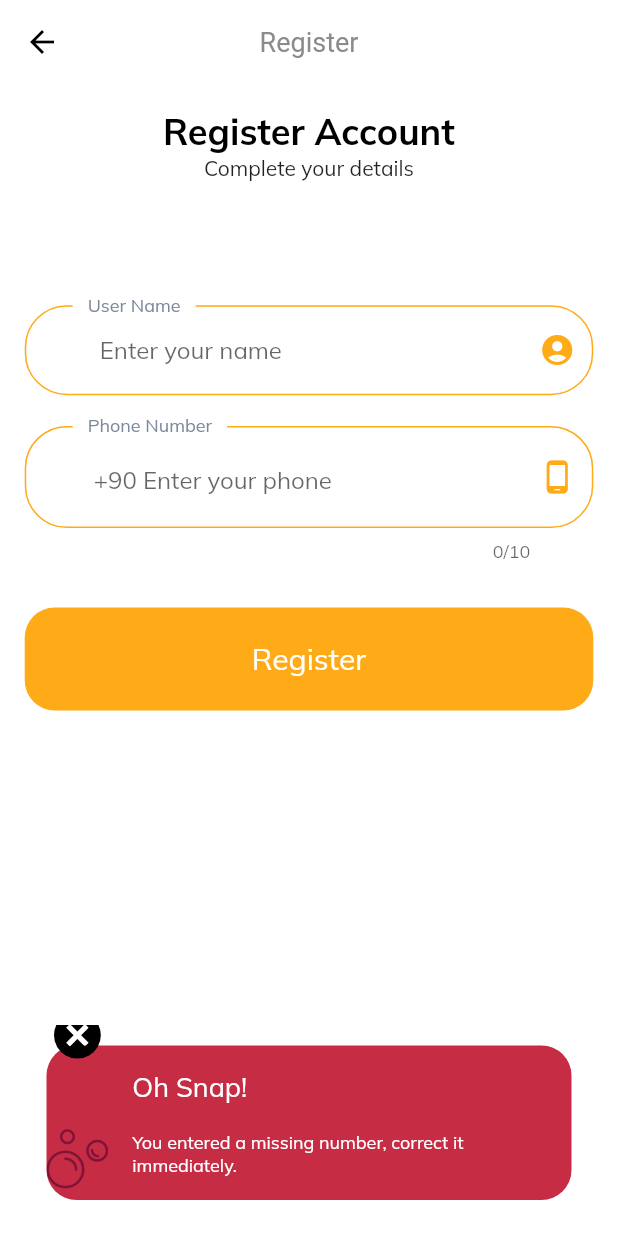
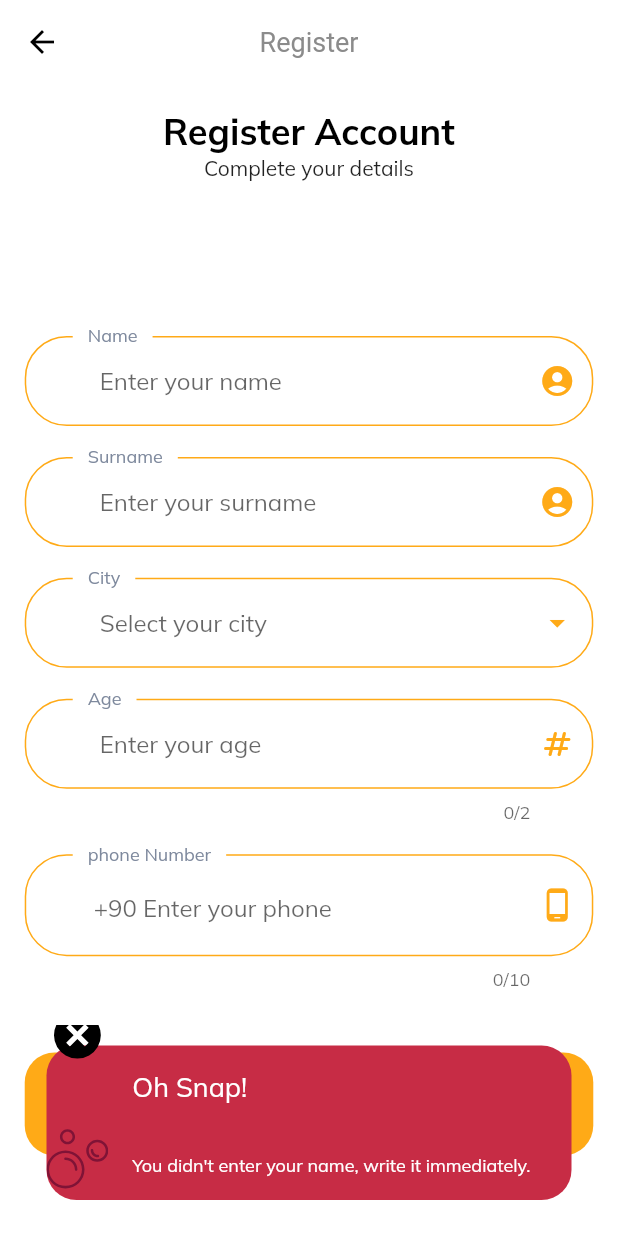
Before and after one commit to emrecanoner/LeaveNoneAlone, a Flutter app: the Register screen opened directly, after a tap on "Register", on a phone screen of 412 x 824 dp. Run offline on Flutter 3.47's test engine with Material 2 defaults, Android fonts, the phone set to English and light mode, and no system bars; drawn by our look-alikes of dropdown_textfield; our stand-ins replace animate_do, animated_splash_screen, awesome_snackbar_content, firebase_auth, firebase_core, firebase_database and 9 more; missing offline and left inert: dart:ffi, grock; accounts and stored records are empty.

Commit message:
Register page updated

```diff
--- a/lib/screens/database/insert.dart
+++ b/lib/screens/database/insert.dart
@@ -4,6 +4,7 @@ import 'package:lna/screens/sign_in/components/body.dart';
 import 'package:lna/screens/splash/components/default_button.dart';
 import 'package:lna/utils/constant.dart';
 import 'package:lna/components/custom_snackbar.dart';
+import 'package:dropdown_textfield/dropdown_textfield.dart';
 
 class Register extends StatefulWidget {
   const Register({Key? key}) : super(key: key);
@@ -13,29 +14,22 @@ class Register extends StatefulWidget {
 }
 
 class _RegisterState extends State<Register> {
-  final username = TextEditingController();
-  final phoneN = TextEditingController();
-
-  late DatabaseReference dbRef;
-
-  @override
-  void initState() {
-    super.initState();
-    dbRef = FirebaseDatabase.instance.ref().child('Users');
-  }
-
   @override
   Widget build(BuildContext context) {
     return Scaffold(
       appBar: AppBar(
         title: Text('Register'),
       ),
-      body: Center(
+      body: SafeArea(
+        child: SizedBox(
+          width: double.infinity,
           child: Padding(
             padding: EdgeInsets.symmetric(horizontal: gWidth / 25),
             child: Column(
               children: [
-              SizedBox(height: gHeight / 50),
+                SizedBox(
+                  height: gHeight / 50,
+                ),
                 Text(
                   'Register Account',
                   style: TextStyle(
@@ -43,59 +37,135 @@ class _RegisterState extends State<Register> {
                     fontSize: 24,
                     fontWeight: FontWeight.bold,
                   ),
-                textAlign: TextAlign.center,
                 ),
-              SizedBox(height: gHeight / 1500),
+                SizedBox(
+                  height: gHeight / 1500,
+                ),
                 Text(
                   "Complete your details",
                   textAlign: TextAlign.center,
                 ),
-              SizedBox(height: gHeight / 10),
-              TextField(
-                controller: username,
-                keyboardType: TextInputType.text,
-                showCursor: false,
-                decoration: InputDecoration(
-                  prefix: Padding(
-                    padding: EdgeInsets.all(4),
+                SizedBox(
+                  height: gHeight / 10,
                 ),
-                  labelText: "User Name",
-                  labelStyle: TextStyle(color: iconColor),
-                  hintText: "Enter your name",
-                  floatingLabelBehavior: FloatingLabelBehavior.always,
-                  suffixIcon: Icon(
-                    Icons.account_circle,
-                    color: buttonColor,
+                SignUp(),
+              ],
             ),
           ),
         ),
+      ),
+    );
+  }
+}
+
+class SignUp extends StatefulWidget {
+  const SignUp({super.key});
+
+  @override
+  State<SignUp> createState() => _SignUpState();
+}
+
+class _SignUpState extends State<SignUp> {
+  final name = TextEditingController();
+  final surname = TextEditingController();
+  final age = TextEditingController();
+  late SingleValueDropDownController city;
+  final phoneN = TextEditingController();
+
+  String selectedCity = "";
+
+  late DatabaseReference dbRef;
+
+  @override
+  void initState() {
+    city = SingleValueDropDownController();
+    super.initState();
+    dbRef = FirebaseDatabase.instance.ref().child('Users');
+  }
+
+  void dispose() {
+    city.dispose();
+    super.dispose();
+  }
+
+  @override
+  Widget build(BuildContext context) {
+    return Form(
+      child: Expanded(
+        child: SingleChildScrollView(
+          child: Column(
+            mainAxisAlignment: MainAxisAlignment.spaceBetween,
+            children: [
               SizedBox(height: gHeight / 40),
-              TextField(
-                controller: phoneN,
-                maxLength: 10,
-                keyboardType: TextInputType.phone,
-                showCursor: false,
-                decoration: InputDecoration(
-                  prefix: Padding(
-                    padding: EdgeInsets.all(4),
-                    child: Text('+90'),
-                  ),
-                  labelText: "Phone Number",
-                  labelStyle: TextStyle(color: iconColor),
-                  hintText: "Enter your phone",
-                  floatingLabelBehavior: FloatingLabelBehavior.always,
-                  suffixIcon: Icon(
-                    Icons.phone_android,
-                    color: buttonColor,
-                  ),
-                ),
-              ),
-              const SizedBox(
-                height: 30,
-              ),
+              buildNameFormField(),
+              SizedBox(height: gHeight / 40),
+              buildSurnameFormField(),
+              SizedBox(height: gHeight / 40),
+              buildCityDropdown(),
+              SizedBox(height: gHeight / 40),
+              buildAgeFormField(),
+              SizedBox(height: gHeight / 40),
+              buildPhoneNumberFormField(),
+              SizedBox(height: gHeight / 20),
               DefaultButton(
                 press: () {
-                  if (phoneN.text.length < 10) {
+                  if (name.text.length == 0) {
+                    ScaffoldMessenger.of(context).showSnackBar(
+                      SnackBar(
+                        content: CustomSnackBarContent(
+                            errorMessage:
+                                "You didn't enter your name, write it immediately."),
+                        behavior: SnackBarBehavior.floating,
+                        backgroundColor: Colors.transparent,
+                        elevation: 0,
+                      ),
+                    );
+                  } else if (surname.text.length == 0) {
+                    ScaffoldMessenger.of(context).showSnackBar(
+                      SnackBar(
+                        content: CustomSnackBarContent(
+                            errorMessage:
+                                "You didn't enter your surname, write it immediately"),
+                        behavior: SnackBarBehavior.floating,
+                        backgroundColor: Colors.transparent,
+                        elevation: 0,
+                      ),
+                    );
+                  } else if (selectedCity.length == 0) {
+                    ScaffoldMessenger.of(context).showSnackBar(
+                      SnackBar(
+                        content: CustomSnackBarContent(
+                            errorMessage:
+                                "You didn't select your city, select it immediately"),
+                        behavior: SnackBarBehavior.floating,
+                        backgroundColor: Colors.transparent,
+                        elevation: 0,
+                      ),
+                    );
+                  } else if (age.text.length == 0) {
+                    ScaffoldMessenger.of(context).showSnackBar(
+                      SnackBar(
+                        content: CustomSnackBarContent(
+                            errorMessage:
+                                "You didn't enter your age, write it immediately"),
+                        behavior: SnackBarBehavior.floating,
+                        backgroundColor: Colors.transparent,
+                        elevation: 0,
+                      ),
+                    );
+                  } else if (phoneN.text.length == 0) {
+                    ScaffoldMessenger.of(context).showSnackBar(
+                      SnackBar(
+                        content: CustomSnackBarContent(
+                            errorMessage:
+                                "You didn't enter a number, write it immediately."),
+                        behavior: SnackBarBehavior.floating,
+                        backgroundColor: Colors.transparent,
+                        elevation: 0,
+                      ),
+                    );
+                  } else if (phoneN.text.length < 10 &&
+                      phoneN.text.length > 0) {
                     ScaffoldMessenger.of(context).showSnackBar(
                       SnackBar(
                         content: CustomSnackBarContent(
@@ -106,20 +176,13 @@ class _RegisterState extends State<Register> {
                         elevation: 0,
                       ),
                     );
-                  } else if (username.text.length == 0) {
-                    ScaffoldMessenger.of(context).showSnackBar(
-                      SnackBar(
-                        content: CustomSnackBarContent(
-                            errorMessage: 'Fill in username'),
-                        behavior: SnackBarBehavior.floating,
-                        backgroundColor: Colors.transparent,
-                        elevation: 0,
-                      ),
-                    );
                   } else {
                     Map<String, String> users = {
-                      'user_name': username.text,
+                      'name': name.text,
                       'phone_number': phoneN.text,
+                      'surname': surname.text,
+                      'city': selectedCity,
+                      'age': age.text,
                     };
 
                     dbRef.push().set(users);
@@ -129,10 +192,309 @@ class _RegisterState extends State<Register> {
                 },
                 text: 'Register',
               ),
+              SizedBox(height: gHeight / 50),
             ],
           ),
         ),
       ),
     );
   }
+
+  TextFormField buildNameFormField() {
+    return TextFormField(
+      keyboardType: TextInputType.text,
+/*       validator: (value) {
+        if (value!.isEmpty) {
+          setState(() {
+            errors.add("Please enter your phone number");
+          });
         }
+        return null;
+      }, */
+      controller: name,
+      showCursor: true,
+      decoration: InputDecoration(
+        prefix: Padding(
+          padding: EdgeInsets.all(4),
+        ),
+        labelText: "Name",
+        labelStyle: TextStyle(color: iconColor),
+        hintText: "Enter your name",
+        floatingLabelBehavior: FloatingLabelBehavior.always,
+        suffixIcon: Icon(
+          Icons.account_circle,
+          color: buttonColor,
+        ),
+      ),
+    );
+  }
+
+  TextFormField buildSurnameFormField() {
+    return TextFormField(
+      keyboardType: TextInputType.text,
+/*       validator: (value) {
+        if (value!.isEmpty) {
+          setState(() {
+            errors.add("Please enter your phone number");
+          });
+        }
+        return null;
+      }, */
+      controller: surname,
+      showCursor: true,
+      decoration: InputDecoration(
+        prefix: Padding(
+          padding: EdgeInsets.all(4),
+        ),
+        labelText: "Surname",
+        labelStyle: TextStyle(color: iconColor),
+        hintText: "Enter your surname",
+        floatingLabelBehavior: FloatingLabelBehavior.always,
+        suffixIcon: Icon(
+          Icons.account_circle,
+          color: buttonColor,
+        ),
+      ),
+    );
+  }
+
+/*   TextFormField buildCityFormField() {
+    return TextFormField(
+      keyboardType: TextInputType.multiline,
+/*       validator: (value) {
+        if (value!.isEmpty) {
+          setState(() {
+            errors.add("Please enter your phone number");
+          });
+        }
+        return null;
+      }, */
+      controller: city,
+      showCursor: true,
+      decoration: InputDecoration(
+        suffixIcon: PopupMenuButton<String>(
+          icon: const Icon(Icons.arrow_drop_down),
+          color: buttonColor,
+          onSelected: (String value) {
+            city.text = value;
+          },
+          itemBuilder: (BuildContext context) {
+            return cities.map<PopupMenuItem<String>>((String value) {
+              return PopupMenuItem(child: Text(value), value: value);
+            }).toList();
+          },
+        ),
+        prefix: Padding(
+          padding: EdgeInsets.all(4),
+        ),
+        labelText: "City",
+        labelStyle: TextStyle(color: iconColor),
+        hintText: "Enter your city",
+        floatingLabelBehavior: FloatingLabelBehavior.always,
+      ),
+    );
+  } */
+  DropDownTextField buildCityDropdown() {
+    return DropDownTextField(
+      controller: city!,
+      clearOption: true,
+      enableSearch: true,
+      dropDownIconProperty: IconProperty(color: buttonColor),
+      clearIconProperty: IconProperty(color: buttonColor),
+      searchShowCursor: true,
+      searchDecoration: InputDecoration(
+        labelText: "Search City",
+        labelStyle: TextStyle(color: iconColor, fontSize: 13),
+        floatingLabelBehavior: FloatingLabelBehavior.always,
+      ),
+      textFieldDecoration: InputDecoration(
+        prefix: Padding(
+          padding: EdgeInsets.all(4),
+        ),
+        labelText: "City",
+        labelStyle: TextStyle(color: iconColor),
+        hintText: "Select your city",
+        floatingLabelBehavior: FloatingLabelBehavior.always,
+      ),
+      validator: (value) {
+        if (value == null) {
+          return "Required field";
+        } else {
+          selectedCity = value.toString();
+          return null;
+        }
+      },
+      dropDownItemCount: 6,
+      dropDownList: const [
+        DropDownValueModel(name: 'Adana', value: "Adana"),
+        DropDownValueModel(name: 'Adıyaman', value: "Adıyaman"),
+        DropDownValueModel(name: 'Afyonkarahisar', value: "Afyonkarahisar"),
+        DropDownValueModel(name: 'Ağrı', value: "Ağrı"),
+        DropDownValueModel(name: 'Aksaray', value: "Aksaray"),
+        DropDownValueModel(name: 'Amasya', value: "valueAmasya6"),
+        DropDownValueModel(name: 'Ankara', value: "Ankara"),
+        DropDownValueModel(name: 'Antalya', value: "Antalya"),
+        DropDownValueModel(name: 'Ardahan', value: "Ardahan"),
+        DropDownValueModel(name: 'Artvin', value: "Artvin"),
+        DropDownValueModel(name: 'Aydın', value: "Aydın"),
+        DropDownValueModel(name: 'Balıkesir', value: "Balıkesir"),
+        DropDownValueModel(name: 'Bartın', value: "Bartın"),
+        DropDownValueModel(name: 'Batman', value: "Batman"),
+        DropDownValueModel(name: 'Bayburt', value: "Bayburt"),
+        DropDownValueModel(name: 'Bilecik', value: "Bilecik"),
+        DropDownValueModel(name: 'Bingöl', value: "Bingöl"),
+        DropDownValueModel(name: 'Bitlis', value: "Bitlis"),
+        DropDownValueModel(name: 'Bolu', value: "Bolu"),
+        DropDownValueModel(name: 'Burdur', value: "Burdur"),
+        DropDownValueModel(name: 'Bursa', value: "Bursa"),
+        DropDownValueModel(name: 'Çanakkale', value: "Çanakkale"),
+        DropDownValueModel(name: 'Çankırı', value: "Çankırı"),
+        DropDownValueModel(name: 'Çorum', value: "Çorum"),
+        DropDownValueModel(name: 'Denizli', value: "Denizli"),
+        DropDownValueModel(name: 'Diyarbakır', value: "Diyarbakır"),
+        DropDownValueModel(name: 'Düzce', value: "Düzce"),
+        DropDownValueModel(name: 'Edirne', value: "Edirne"),
+        DropDownValueModel(name: 'Elazığ', value: "Elazığ"),
+        DropDownValueModel(name: 'Erzincan', value: "Erzincan"),
+        DropDownValueModel(name: 'Erzurum', value: "Erzurum"),
+        DropDownValueModel(name: 'Eskişehir', value: "Eskişehir"),
+        DropDownValueModel(name: 'Gaziantep', value: "Gaziantep"),
+        DropDownValueModel(name: 'Giresun', value: "Giresun"),
+        DropDownValueModel(name: 'Gümüşhane', value: "Gümüşhane"),
+        DropDownValueModel(name: 'Hakkâri', value: "Hakkâri"),
+        DropDownValueModel(name: 'Hatay', value: "Hatay"),
+        DropDownValueModel(name: 'Iğdır', value: "Iğdır"),
+        DropDownValueModel(name: 'Isparta', value: "Isparta"),
+        DropDownValueModel(name: 'İstanbul', value: "İstanbul"),
+        DropDownValueModel(name: 'İzmir', value: "İzmir"),
+        DropDownValueModel(name: 'Kahramanmaraş', value: "Kahramanmaraş"),
+        DropDownValueModel(name: 'Karabük', value: "Karabük"),
+        DropDownValueModel(name: 'Karaman', value: "Karaman"),
+        DropDownValueModel(name: 'Kars', value: "Kars"),
+        DropDownValueModel(name: 'Kastamonu', value: "Kastamonu"),
+        DropDownValueModel(name: 'Kayseri', value: "Kayseri"),
+        DropDownValueModel(name: 'Kilis', value: "Kilis"),
+        DropDownValueModel(name: 'Kırıkkale', value: "Kırıkkale"),
+        DropDownValueModel(name: 'Kırklareli', value: "Kırklareli"),
+        DropDownValueModel(name: 'Kırşehir', value: "Kırşehir"),
+        DropDownValueModel(name: 'Kocaeli', value: "Kocaeli"),
+        DropDownValueModel(name: 'Konya', value: "Konya"),
+        DropDownValueModel(name: 'Kütahya', value: "Kütahya"),
+        DropDownValueModel(name: 'Malatya', value: "Malatya"),
+        DropDownValueModel(name: 'Manisa', value: "Manisa"),
+        DropDownValueModel(name: 'Mardin', value: "Mardin"),
+        DropDownValueModel(name: 'Mersin', value: "Mersin"),
+        DropDownValueModel(name: 'Muğla', value: "Muğla"),
+        DropDownValueModel(name: 'Muş', value: "Muş"),
+        DropDownValueModel(name: 'Nevşehir', value: "Nevşehir"),
+        DropDownValueModel(name: 'Niğde', value: "Niğde"),
+        DropDownValueModel(name: 'Ordu', value: "Ordu"),
+        DropDownValueModel(name: 'Osmaniye', value: "Osmaniye"),
+        DropDownValueModel(name: 'Rize', value: "Rize"),
+        DropDownValueModel(name: 'Sakarya', value: "Sakarya"),
+        DropDownValueModel(name: 'Samsun', value: "Samsun"),
+        DropDownValueModel(name: 'Şanlıurfa', value: "Şanlıurfa"),
+        DropDownValueModel(name: 'Siirt', value: "Siirt"),
+        DropDownValueModel(name: 'Sinop', value: "Sinop"),
+        DropDownValueModel(name: 'Sivas', value: "Sivas"),
+        DropDownValueModel(name: 'Şırnak', value: "Şırnak"),
+        DropDownValueModel(name: 'Tekirdağ', value: "Tekirdağ"),
+        DropDownValueModel(name: 'Tokat', value: "Tokat"),
+        DropDownValueModel(name: 'Trabzon', value: "Trabzon"),
+        DropDownValueModel(name: 'Tunceli', value: "Tunceli"),
+        DropDownValueModel(name: 'Uşak', value: "Uşak"),
+        DropDownValueModel(name: 'Van', value: "Van"),
+        DropDownValueModel(name: 'Yalova', value: "Yalova"),
+        DropDownValueModel(name: 'Yozgat', value: "Yozgat"),
+        DropDownValueModel(name: 'Zonguldak', value: "Zonguldak"),
+      ],
+      onChanged: (val) {
+        if (val == "") {
+          selectedCity = "";
+        } else {
+          selectedCity = val.value;
+        }
+      },
+    );
+  }
+
+  /*  DropDownField buildCityFormField() {
+    return DropDownField(
+      controller: city,
+      enabled: true,
+      items: cities,
+      required: false,
+      itemsVisibleInDropdown: 5,
+      onValueChanged: (value) {
+        setState(() {
+          city.text = value;
+          selectedCity = value;
+        });
+      },
+      labelText: "City",
+      labelStyle: TextStyle(color: iconColor),
+      hintText: "Enter your city",
+    );
+  } */
+
+  TextFormField buildAgeFormField() {
+    return TextFormField(
+      keyboardType: TextInputType.number,
+/*       validator: (value) {
+        if (value!.isEmpty) {
+          setState(() {
+            errors.add("Please enter your phone number");
+          });
+        }
+        return null;
+      }, */
+      maxLength: 2,
+      controller: age,
+      showCursor: true,
+      decoration: InputDecoration(
+        prefix: Padding(
+          padding: EdgeInsets.all(4),
+        ),
+        labelText: "Age",
+        labelStyle: TextStyle(color: iconColor),
+        hintText: "Enter your age",
+        floatingLabelBehavior: FloatingLabelBehavior.always,
+        suffixIcon: Icon(
+          Icons.numbers_rounded,
+          color: buttonColor,
+        ),
+      ),
+    );
+  }
+
+  TextFormField buildPhoneNumberFormField() {
+    return TextFormField(
+      keyboardType: TextInputType.phone,
+/*       validator: (value) {
+        if (value!.isEmpty) {
+          setState(() {
+            errors.add("Please enter your phone number");
+          });
+        }
+        return null;
+      }, */
+      maxLength: 10,
+      controller: phoneN,
+      showCursor: false,
+      decoration: InputDecoration(
+        prefix: Padding(
+          padding: EdgeInsets.all(4),
+          child: Text('+90'),
+        ),
+        labelText: "phone Number",
+        labelStyle: TextStyle(color: iconColor),
+        hintText: "Enter your phone",
+        floatingLabelBehavior: FloatingLabelBehavior.always,
+        suffixIcon: Icon(
+          Icons.phone_android,
+          color: buttonColor,
+        ),
+      ),
+    );
+  }
+}
--- a/lib/screens/sign_in/components/body.dart
+++ b/lib/screens/sign_in/components/body.dart
@@ -264,7 +264,6 @@ class _SignFormState extends State<SignForm> {
             elevation: 0,
           ));
         }
-        //print(e.message);
       },
       codeSent: (String verificationId, int? resendToken) {
         registerVisibility = false;
@@ -315,27 +314,6 @@ class _SignFormState extends State<SignForm> {
             builder: (context) => SplashScreenWAnimated(),
           ),
         );
-        /* then(
-          (value) {
-            print("You are logged in successfully");
-            Fluttertoast.showToast(
-              msg: "You are logged in successfully",
-              toastLength: Toast.LENGTH_SHORT,
-              gravity: ToastGravity.CENTER,
-              timeInSecForIosWeb: 1,
-              backgroundColor: buttonColor,
-              textColor: Colors.white,
-              fontSize: 16,
-            );
-          },
-        ).whenComplete(() {
-          Navigator.pushReplacement(
-            context,
-            MaterialPageRoute(
-              builder: (context) => SplashScreenWAnimated(),
-            ),
-          );
-        }); */
       } on FirebaseAuthException catch (e) {
         if (e.code == 'invalid-verification-code') {
           ScaffoldMessenger.of(context).showSnackBar(SnackBar(
@@ -359,8 +337,6 @@ class _SignFormState extends State<SignForm> {
       }
     }
   }
-
-  //"OTP number doens't match, correct it immediately."
 
   void phoneNExists() async {
     final ref = FirebaseDatabase.instance.ref();
@@ -397,7 +373,15 @@ class _SignFormState extends State<SignForm> {
         }
       }
     } else {
-      print('no data');
+      ScaffoldMessenger.of(context).showSnackBar(
+        SnackBar(
+          content: CustomSnackBarContent(
+              errorMessage: "There is no data, try again"),
+          behavior: SnackBarBehavior.floating,
+          backgroundColor: Colors.transparent,
+          elevation: 0,
+        ),
+      );
     }
   }
 }
--- a/pubspec.yaml
+++ b/pubspec.yaml
@@ -59,6 +59,7 @@ dependencies:
   lottie: ^2.0.0
   page_transition: "^2.0.9"
   awesome_snackbar_content: ^0.1.0
+  dropdown_textfield: ^1.0.7
 
 
 dev_dependencies:
```
Also changed, not shown: pubspec.lock. Lines whose indentation alone changed are shown as unchanged.
